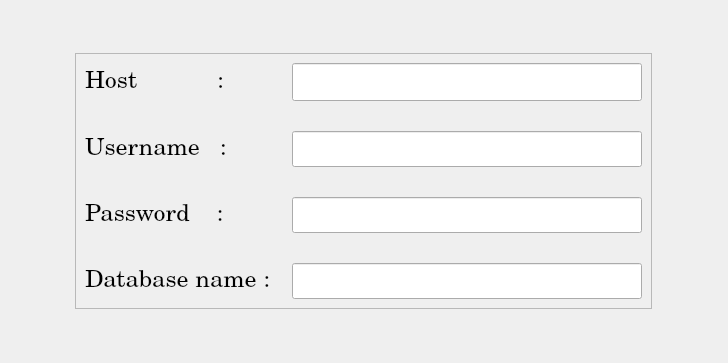
Old version of the form db_con_ui.ui in the repository nateshmbhat1/Q-and-A-helper.
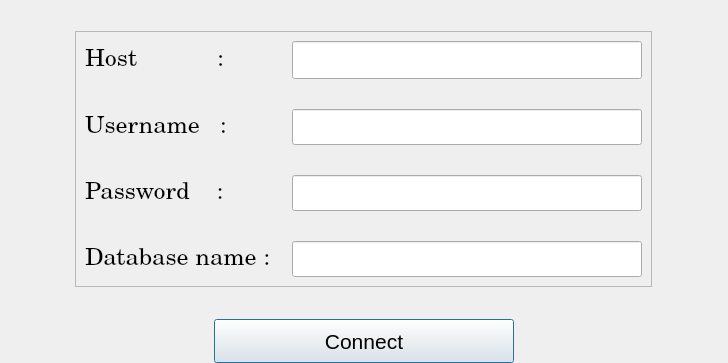
New version of the form.

What changed in the file:
```diff
--- a/db_con_ui.ui
+++ b/db_con_ui.ui
@@ -158,6 +158,24 @@
      </layout>
     </widget>
    </item>
+   <item alignment="Qt::AlignHCenter">
+    <widget class="QPushButton" name="connect_pushbutton">
+     <property name="minimumSize">
+      <size>
+       <width>300</width>
+       <height>44</height>
+      </size>
+     </property>
+     <property name="font">
+      <font>
+       <pointsize>16</pointsize>
+      </font>
+     </property>
+     <property name="text">
+      <string>Connect</string>
+     </property>
+    </widget>
+   </item>
   </layout>
  </widget>
  <resources/>
```
Left out of the diff: 19 changed lines with no effect on the pictures.
